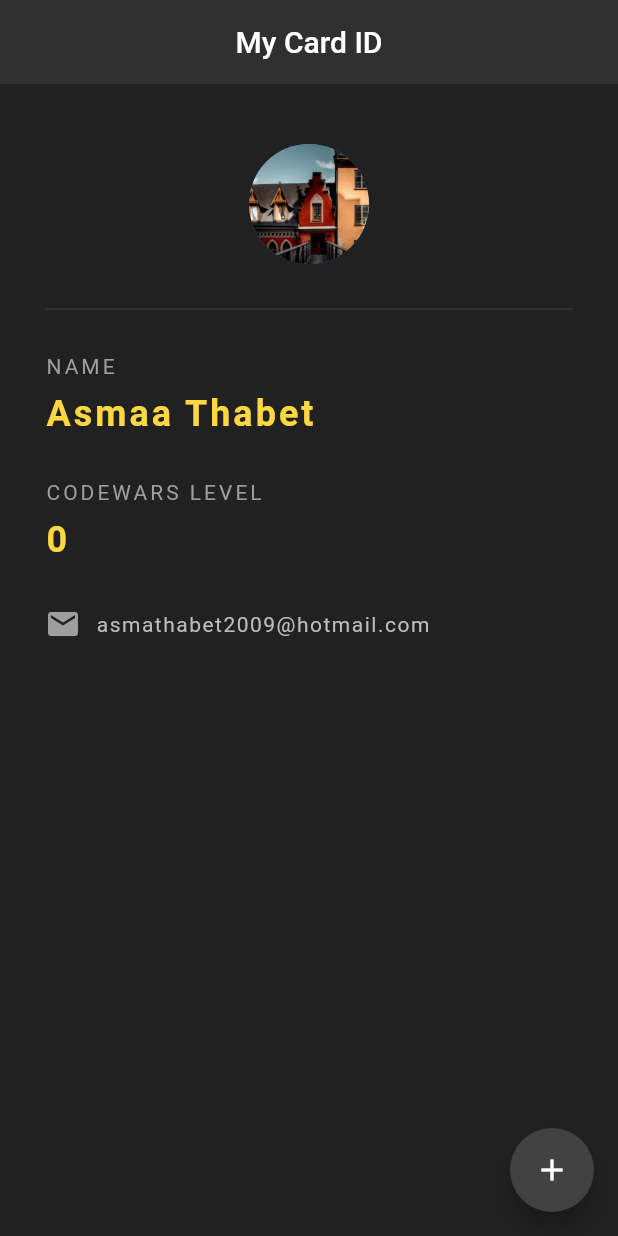
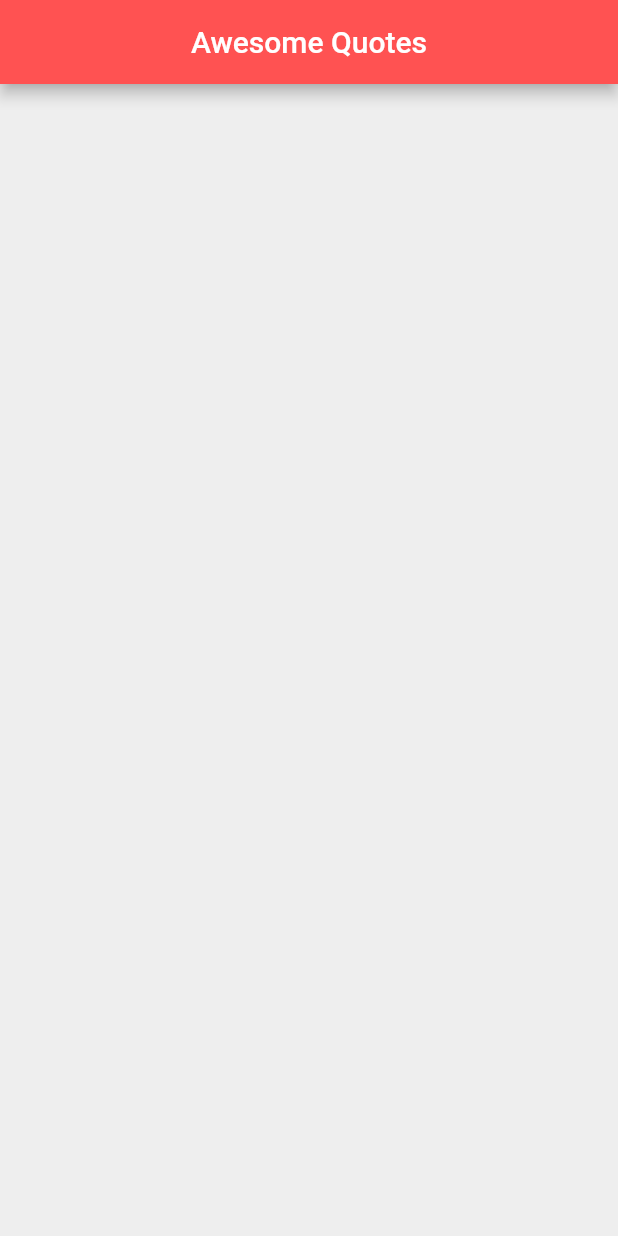
Before and after one commit to Asmaathabet/Quotes, a Flutter app: the screen it shows after launch, on a phone screen of 412 x 824 dp. Run offline on Flutter 3.47's test engine with Material 2 defaults, Android fonts, the phone set to English and light mode, and no system bars.

Commit message:
prepare a basic layout for Quotes list

```diff
--- a/lib/main.dart
+++ b/lib/main.dart
@@ -1,105 +1,24 @@
 import 'package:flutter/material.dart';
 // property: widget
 void main() => runApp(MaterialApp (
- home: myCard(),
+ home: QuoteList() ,
 ));
-// use shortcut stless
-class myCard extends StatefulWidget {
+// use shortcut stful
+
+class QuoteList extends StatefulWidget {
   @override
-  _myCardState createState() => _myCardState();
+  _QuoteListState createState() => _QuoteListState();
 }
 
-class _myCardState extends State<myCard> {
-  int codeWarsLevel = 0 ;
+class _QuoteListState extends State<QuoteList> {
   @override
   Widget build(BuildContext context) {
     return Scaffold(
-      backgroundColor: Colors.grey[900],
+      backgroundColor: Colors.grey[200],
       appBar: AppBar(
-        title: Text("My Card ID"),
+        title: Text('Awesome Quotes'),
         centerTitle: true,
-        backgroundColor: Colors.grey[850],
-        elevation: 0.0,
-      ),
-      floatingActionButton: FloatingActionButton(
-        onPressed: () {
-          setState(() {
-          codeWarsLevel += 1;
-          });
-        },
-        child: Icon(Icons.add),
-        backgroundColor: Colors.grey[800],
-      ),
-      body: Padding(
-        padding: EdgeInsets.fromLTRB(30.0, 40.0, 30.0, 0.0),
-        child: Column(
-          crossAxisAlignment: CrossAxisAlignment.start,
-          children: <Widget>[
-            Center(
-              child: CircleAvatar(
-                backgroundImage: AssetImage('assets/home.jpg'),
-                radius: 40.0,
-              ),
-            ),
-            Divider(
-              height: 60.0,
-              color: Colors.grey[800],
-            ),
-            Text(
-              'NAME',
-              style: TextStyle(
-                color: Colors.grey,
-                letterSpacing: 2.0,
-              ),
-            ),
-            SizedBox(height: 10.0),
-            Text(
-              'Asmaa Thabet',
-              style: TextStyle(
-                color: Colors.amberAccent[200],
-                letterSpacing: 2.0,
-                fontSize: 24.0,
-                fontWeight: FontWeight.bold,
-              ),
-            ),
-            SizedBox(height: 30.0),
-            Text(
-              'CODEWARS LEVEL',
-              style: TextStyle(
-                color: Colors.grey,
-                letterSpacing: 2.0,
-              ),
-            ),
-            SizedBox(height: 10.0),
-            Text(
-              '$codeWarsLevel',
-              style: TextStyle(
-                color: Colors.amberAccent[200],
-                letterSpacing: 2.0,
-                fontSize: 24.0,
-                fontWeight: FontWeight.bold,
-              ),
-            ),
-            SizedBox(height: 30.0),
-            Row(
-              children: <Widget>[
-                Icon(
-                  Icons.email,
-                  color: Colors.grey,
-                ),
-                SizedBox(width: 10.0),
-                Text(
-                    'asmathabet2009@hotmail.com',
-                  style: TextStyle(
-                    color: Colors.grey[400],
-                    letterSpacing: 1.0,
-                    fontSize: 14.0,
-                  )
-                )
-              ],
-            )
-          ],
-        ),
+        backgroundColor: Colors.redAccent,
       ),
     );
   }
```
